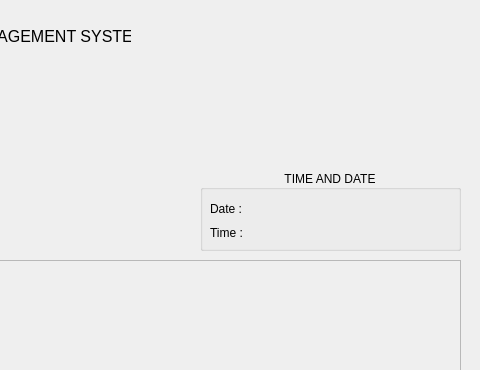
Qt form gui.ui (yosagaf/attendance-system-upec) before a commit; both pictures show x 500 to 980 and y 0 to 370 of the 980 by 709 pixel window.
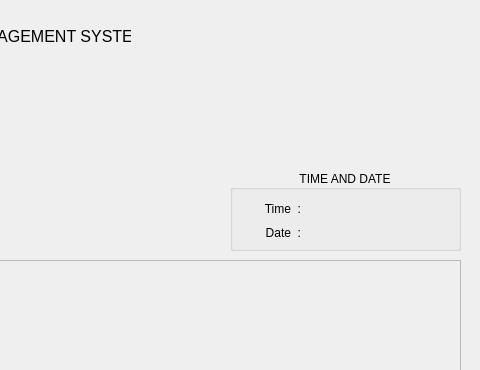
The same form after that commit.

Commit message: date and time are OK

Patch:
```diff
--- a/gui.ui
+++ b/gui.ui
@@ -183,9 +183,9 @@
    <widget class="QGroupBox" name="groupBox">
     <property name="geometry">
      <rect>
-      <x>700</x>
+      <x>730</x>
       <y>170</y>
-      <width>261</width>
+      <width>231</width>
       <height>81</height>
      </rect>
     </property>
@@ -198,28 +198,14 @@
     <widget class="QWidget" name="gridLayoutWidget">
      <property name="geometry">
       <rect>
-       <x>10</x>
+       <x>80</x>
        <y>30</y>
-       <width>241</width>
+       <width>141</width>
        <height>42</height>
       </rect>
      </property>
      <layout class="QGridLayout" name="gridLayout">
       <item row="2" column="0">
-       <widget class="QLabel" name="description_text_time">
-        <property name="text">
-         <string>Time :</string>
-        </property>
-       </widget>
-      </item>
-      <item row="0" column="0">
-       <widget class="QLabel" name="description_text_date">
-        <property name="text">
-         <string>Date :</string>
-        </property>
-       </widget>
-      </item>
-      <item row="2" column="1">
        <widget class="QLabel" name="time_label">
         <property name="layoutDirection">
          <enum>Qt::LeftToRight</enum>
@@ -229,7 +215,7 @@
         </property>
        </widget>
       </item>
-      <item row="0" column="1">
+      <item row="0" column="0">
        <widget class="QLabel" name="date_label">
         <property name="layoutDirection">
          <enum>Qt::LeftToRight</enum>
@@ -238,7 +224,39 @@
          <string/>
         </property>
         <property name="alignment">
-         <set>Qt::AlignCenter</set>
+         <set>Qt::AlignLeading|Qt::AlignLeft|Qt::AlignVCenter</set>
+        </property>
+       </widget>
+      </item>
+     </layout>
+    </widget>
+    <widget class="QWidget" name="verticalLayoutWidget">
+     <property name="geometry">
+      <rect>
+       <x>10</x>
+       <y>30</y>
+       <width>61</width>
+       <height>42</height>
+      </rect>
+     </property>
+     <layout class="QVBoxLayout" name="verticalLayout">
+      <item>
+       <widget class="QLabel" name="description_text_time">
+        <property name="text">
+         <string>Time  :</string>
+        </property>
+        <property name="alignment">
+         <set>Qt::AlignRight|Qt::AlignTrailing|Qt::AlignVCenter</set>
+        </property>
+       </widget>
+      </item>
+      <item>
+       <widget class="QLabel" name="description_text_date">
+        <property name="text">
+         <string>Date  :</string>
+        </property>
+        <property name="alignment">
+         <set>Qt::AlignRight|Qt::AlignTrailing|Qt::AlignVCenter</set>
         </property>
        </widget>
       </item>
```
The commit also changes 2 other files.
